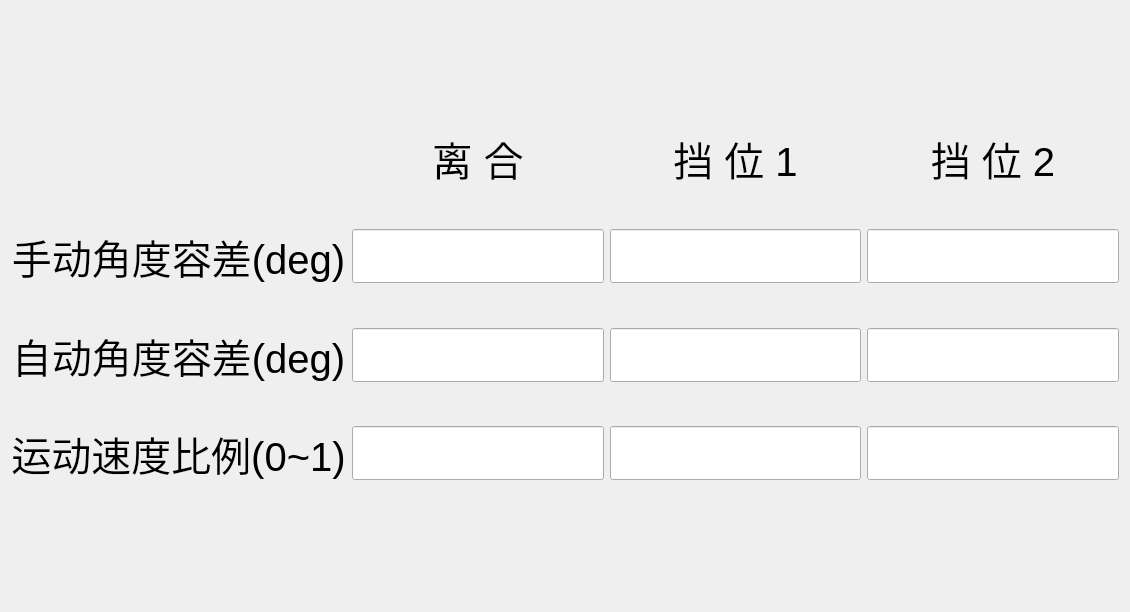
Before: the Qt Designer form settingwidget/settingwidgetscrobot.ui in TimYun95/ShiftChangingRobotUpperEnd, drawn with Qt 5.
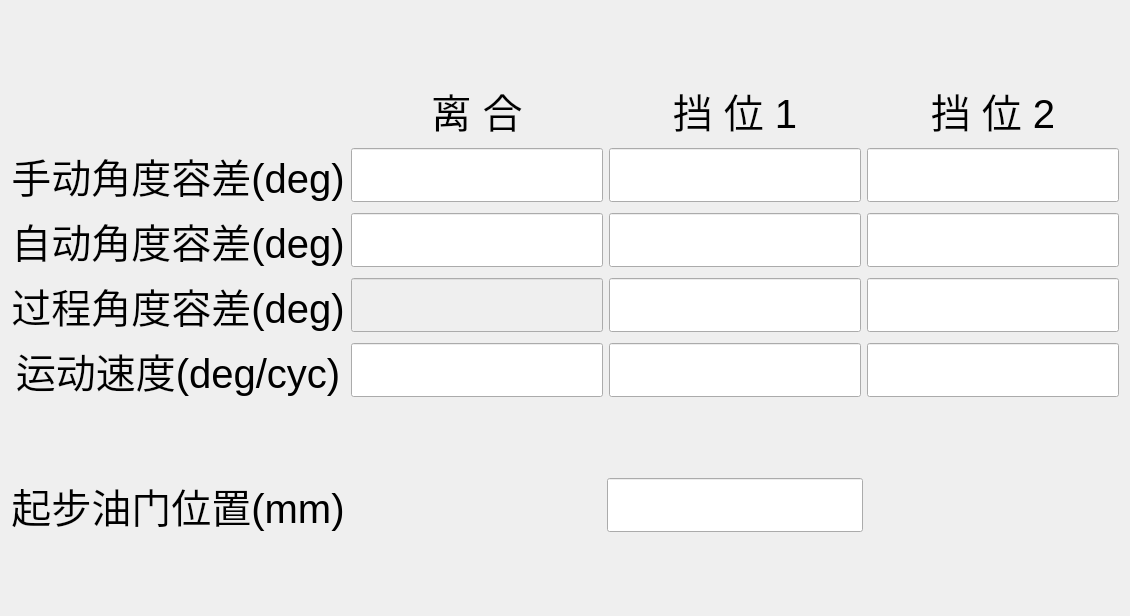
After: the same form once the commit is applied.

```diff
--- a/settingwidget/settingwidgetscrobot.ui
+++ b/settingwidget/settingwidgetscrobot.ui
@@ -7,7 +7,7 @@
     <x>0</x>
     <y>0</y>
     <width>1130</width>
-    <height>612</height>
+    <height>616</height>
    </rect>
   </property>
   <property name="windowTitle">
@@ -15,7 +15,7 @@
   </property>
   <layout class="QVBoxLayout" name="verticalLayout_2">
    <item>
-    <layout class="QVBoxLayout" name="verticalLayout" stretch="1,3,1">
+    <layout class="QVBoxLayout" name="verticalLayout" stretch="0,0,0,1,0">
      <item>
       <spacer name="verticalSpacer">
        <property name="orientation">
@@ -30,66 +30,16 @@
       </spacer>
      </item>
      <item>
-      <layout class="QGridLayout" name="gridLayout_2" rowstretch="0,0,0,0,0,0,0" columnstretch="0,0,0,0">
-       <item row="3" column="0">
-        <spacer name="verticalSpacer_3">
-         <property name="orientation">
-          <enum>Qt::Vertical</enum>
-         </property>
-         <property name="sizeHint" stdset="0">
-          <size>
-           <width>20</width>
-           <height>20</height>
-          </size>
-         </property>
-        </spacer>
-       </item>
-       <item row="1" column="0">
-        <spacer name="verticalSpacer_4">
-         <property name="orientation">
-          <enum>Qt::Vertical</enum>
-         </property>
-         <property name="sizeHint" stdset="0">
-          <size>
-           <width>20</width>
-           <height>20</height>
-          </size>
-         </property>
-        </spacer>
-       </item>
-       <item row="2" column="1">
-        <widget class="QLineEdit" name="lineEdit_c1">
-         <property name="font">
-          <font>
-           <pointsize>30</pointsize>
-          </font>
-         </property>
-        </widget>
-       </item>
+      <layout class="QGridLayout" name="gridLayout_2" rowstretch="0,0,0,0,0" columnstretch="0,0,0,0">
        <item row="4" column="2">
-        <widget class="QLineEdit" name="lineEdit_s12">
-         <property name="font">
-          <font>
-           <pointsize>30</pointsize>
-          </font>
-         </property>
-        </widget>
-       </item>
-       <item row="6" column="2">
         <widget class="QLineEdit" name="lineEdit_s13">
          <property name="font">
           <font>
            <pointsize>30</pointsize>
           </font>
          </property>
-        </widget>
-       </item>
-       <item row="2" column="2">
-        <widget class="QLineEdit" name="lineEdit_s11">
-         <property name="font">
-          <font>
-           <pointsize>30</pointsize>
-          </font>
+         <property name="alignment">
+          <set>Qt::AlignCenter</set>
          </property>
         </widget>
        </item>
@@ -108,22 +58,28 @@
          </property>
         </widget>
        </item>
-       <item row="4" column="3">
+       <item row="2" column="3">
         <widget class="QLineEdit" name="lineEdit_s22">
          <property name="font">
           <font>
            <pointsize>30</pointsize>
           </font>
          </property>
+         <property name="alignment">
+          <set>Qt::AlignCenter</set>
+         </property>
         </widget>
        </item>
-       <item row="6" column="3">
-        <widget class="QLineEdit" name="lineEdit_s23">
+       <item row="1" column="2">
+        <widget class="QLineEdit" name="lineEdit_s11">
          <property name="font">
           <font>
            <pointsize>30</pointsize>
           </font>
          </property>
+         <property name="alignment">
+          <set>Qt::AlignCenter</set>
+         </property>
         </widget>
        </item>
        <item row="0" column="3">
@@ -142,6 +98,33 @@
         </widget>
        </item>
        <item row="4" column="0">
+        <widget class="QLabel" name="label_3">
+         <property name="font">
+          <font>
+           <pointsize>30</pointsize>
+          </font>
+         </property>
+         <property name="text">
+          <string>运动速度(deg/cyc)</string>
+         </property>
+         <property name="alignment">
+          <set>Qt::AlignCenter</set>
+         </property>
+        </widget>
+       </item>
+       <item row="4" column="3">
+        <widget class="QLineEdit" name="lineEdit_s23">
+         <property name="font">
+          <font>
+           <pointsize>30</pointsize>
+          </font>
+         </property>
+         <property name="alignment">
+          <set>Qt::AlignCenter</set>
+         </property>
+        </widget>
+       </item>
+       <item row="2" column="0">
         <widget class="QLabel" name="label_2">
          <property name="font">
           <font>
@@ -156,40 +139,43 @@
          </property>
         </widget>
        </item>
-       <item row="6" column="0">
-        <widget class="QLabel" name="label_3">
-         <property name="font">
-          <font>
-           <pointsize>30</pointsize>
-          </font>
-         </property>
-         <property name="text">
-          <string>运动速度比例(0~1)</string>
-         </property>
-         <property name="alignment">
-          <set>Qt::AlignCenter</set>
-         </property>
-        </widget>
-       </item>
-       <item row="4" column="1">
+       <item row="2" column="1">
         <widget class="QLineEdit" name="lineEdit_c2">
          <property name="font">
           <font>
            <pointsize>30</pointsize>
           </font>
          </property>
+         <property name="alignment">
+          <set>Qt::AlignCenter</set>
+         </property>
         </widget>
        </item>
-       <item row="6" column="1">
+       <item row="1" column="3">
+        <widget class="QLineEdit" name="lineEdit_s21">
+         <property name="font">
+          <font>
+           <pointsize>30</pointsize>
+          </font>
+         </property>
+         <property name="alignment">
+          <set>Qt::AlignCenter</set>
+         </property>
+        </widget>
+       </item>
+       <item row="4" column="1">
         <widget class="QLineEdit" name="lineEdit_c3">
          <property name="font">
           <font>
            <pointsize>30</pointsize>
           </font>
          </property>
+         <property name="alignment">
+          <set>Qt::AlignCenter</set>
+         </property>
         </widget>
        </item>
-       <item row="2" column="0">
+       <item row="1" column="0">
         <widget class="QLabel" name="label">
          <property name="font">
           <font>
@@ -204,13 +190,16 @@
          </property>
         </widget>
        </item>
-       <item row="2" column="3">
-        <widget class="QLineEdit" name="lineEdit_s21">
+       <item row="2" column="2">
+        <widget class="QLineEdit" name="lineEdit_s12">
          <property name="font">
           <font>
            <pointsize>30</pointsize>
           </font>
          </property>
+         <property name="alignment">
+          <set>Qt::AlignCenter</set>
+         </property>
         </widget>
        </item>
        <item row="0" column="1">
@@ -228,14 +217,137 @@
          </property>
         </widget>
        </item>
-       <item row="5" column="0">
-        <spacer name="verticalSpacer_5">
+       <item row="1" column="1">
+        <widget class="QLineEdit" name="lineEdit_c1">
+         <property name="font">
+          <font>
+           <pointsize>30</pointsize>
+          </font>
+         </property>
+         <property name="alignment">
+          <set>Qt::AlignCenter</set>
+         </property>
+        </widget>
+       </item>
+       <item row="3" column="0">
+        <widget class="QLabel" name="label_7">
+         <property name="font">
+          <font>
+           <pointsize>30</pointsize>
+          </font>
+         </property>
+         <property name="text">
+          <string>过程角度容差(deg)</string>
+         </property>
+         <property name="alignment">
+          <set>Qt::AlignCenter</set>
+         </property>
+        </widget>
+       </item>
+       <item row="3" column="3">
+        <widget class="QLineEdit" name="lineEdit_s2p">
+         <property name="font">
+          <font>
+           <pointsize>30</pointsize>
+          </font>
+         </property>
+         <property name="alignment">
+          <set>Qt::AlignCenter</set>
+         </property>
+        </widget>
+       </item>
+       <item row="3" column="2">
+        <widget class="QLineEdit" name="lineEdit_s1p">
+         <property name="font">
+          <font>
+           <pointsize>30</pointsize>
+          </font>
+         </property>
+         <property name="alignment">
+          <set>Qt::AlignCenter</set>
+         </property>
+        </widget>
+       </item>
+       <item row="3" column="1">
+        <widget class="QLineEdit" name="lineEdit_cp">
+         <property name="enabled">
+          <bool>false</bool>
+         </property>
+         <property name="font">
+          <font>
+           <pointsize>30</pointsize>
+          </font>
+         </property>
+         <property name="alignment">
+          <set>Qt::AlignCenter</set>
+         </property>
+        </widget>
+       </item>
+      </layout>
+     </item>
+     <item>
+      <spacer name="verticalSpacer_3">
+       <property name="orientation">
+        <enum>Qt::Vertical</enum>
+       </property>
+       <property name="sizeHint" stdset="0">
+        <size>
+         <width>20</width>
+         <height>40</height>
+        </size>
+       </property>
+      </spacer>
+     </item>
+     <item>
+      <layout class="QHBoxLayout" name="horizontalLayout_2" stretch="1,1,1,1">
+       <item>
+        <widget class="QLabel" name="label_18">
+         <property name="font">
+          <font>
+           <pointsize>30</pointsize>
+          </font>
+         </property>
+         <property name="text">
+          <string>起步油门位置(mm)</string>
+         </property>
+         <property name="alignment">
+          <set>Qt::AlignCenter</set>
+         </property>
+        </widget>
+       </item>
+       <item>
+        <spacer name="horizontalSpacer">
          <property name="orientation">
-          <enum>Qt::Vertical</enum>
+          <enum>Qt::Horizontal</enum>
          </property>
          <property name="sizeHint" stdset="0">
           <size>
-           <width>20</width>
+           <width>40</width>
+           <height>20</height>
+          </size>
+         </property>
+        </spacer>
+       </item>
+       <item>
+        <widget class="QLineEdit" name="lineEdit_startacc">
+         <property name="font">
+          <font>
+           <pointsize>30</pointsize>
+          </font>
+         </property>
+         <property name="alignment">
+          <set>Qt::AlignCenter</set>
+         </property>
+        </widget>
+       </item>
+       <item>
+        <spacer name="horizontalSpacer_2">
+         <property name="orientation">
+          <enum>Qt::Horizontal</enum>
+         </property>
+         <property name="sizeHint" stdset="0">
+          <size>
+           <width>40</width>
            <height>20</height>
           </size>
          </property>
```
